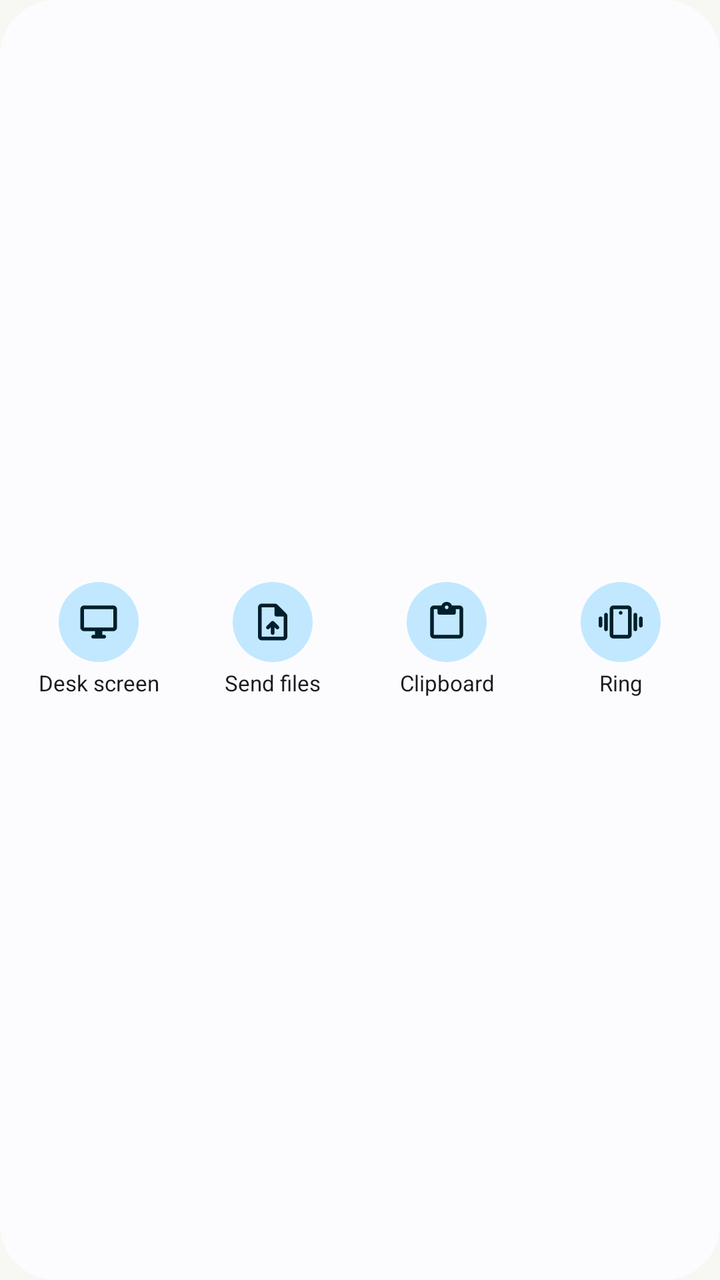
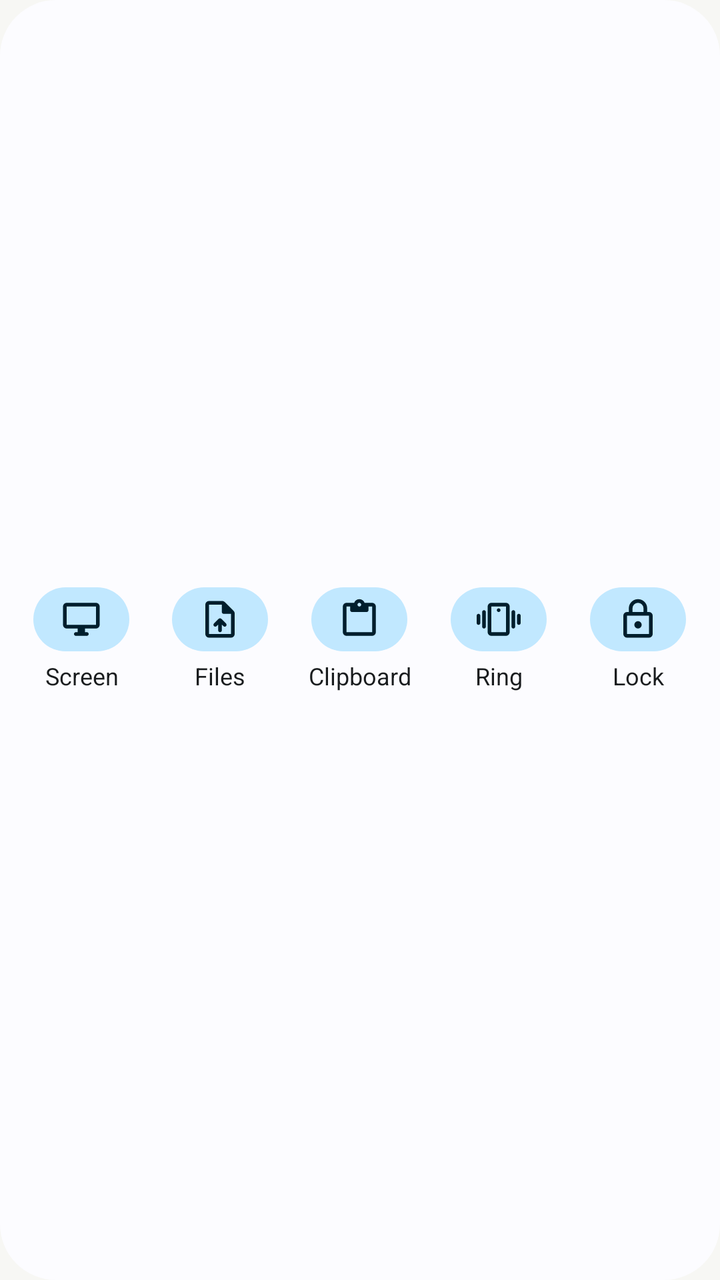

Screens rendered from an Android XML layout before and after an edit, with the pre-edit source and the edit as a unified diff.
<!-- AndroidManifest.xml: application theme DeskLinkTheme.NoActionBar -->
<!-- res/layout/widget_actions_small.xml -->
<?xml version="1.0" encoding="utf-8"?>
<FrameLayout xmlns:android="http://schemas.android.com/apk/res/android"
    xmlns:tools="http://schemas.android.com/tools"
    android:id="@android:id/background"
    android:layout_width="match_parent"
    android:layout_height="match_parent"
    android:background="@drawable/widget_desk_background"
    android:padding="6dp">

    <include
        layout="@layout/widget_actions_row"
        android:layout_width="match_parent"
        android:layout_height="match_parent"
        android:layout_gravity="center" />
</FrameLayout>
<!-- res/layout/widget_actions_row.xml (included above) -->
<?xml version="1.0" encoding="utf-8"?>
<LinearLayout xmlns:android="http://schemas.android.com/apk/res/android"
    xmlns:tools="http://schemas.android.com/tools"
    tools:ignore="UseAppTint"
    android:layout_width="match_parent"
    android:layout_height="wrap_content"
    android:baselineAligned="false"
    android:orientation="horizontal">

    <LinearLayout
        android:id="@+id/act_screen"
        android:layout_width="0dp"
        android:layout_height="match_parent"
        android:layout_weight="1"
        android:gravity="center"
        android:minHeight="48dp"
        android:orientation="vertical">

        <ImageView
            android:id="@+id/act_screen_icon"
            android:layout_width="40dp"
            android:layout_height="40dp"
            android:background="@drawable/widget_tonal_circle"
            android:importantForAccessibility="no"
            android:padding="9dp"
            android:src="@drawable/sym_desktop_windows"
            android:tint="@color/widget_on_tonal" />

        <TextView
            android:id="@+id/act_screen_label"
            android:layout_width="match_parent"
            android:layout_height="wrap_content"
            android:layout_marginTop="3dp"
            android:ellipsize="end"
            android:gravity="center"
            android:importantForAccessibility="no"
            android:maxLines="1"
            android:text="@string/home_desk_screen"
            android:textColor="@color/widget_text"
            android:textSize="11sp" />
    </LinearLayout>
    <LinearLayout
        android:id="@+id/act_files"
        android:layout_width="0dp"
        android:layout_height="match_parent"
        android:layout_weight="1"
        android:gravity="center"
        android:minHeight="48dp"
        android:orientation="vertical">

        <ImageView
            android:id="@+id/act_files_icon"
            android:layout_width="40dp"
            android:layout_height="40dp"
            android:background="@drawable/widget_tonal_circle"
            android:importantForAccessibility="no"
            android:padding="9dp"
            android:src="@drawable/sym_upload_file"
            android:tint="@color/widget_on_tonal" />

        <TextView
            android:id="@+id/act_files_label"
            android:layout_width="match_parent"
            android:layout_height="wrap_content"
            android:layout_marginTop="3dp"
            android:ellipsize="end"
            android:gravity="center"
            android:importantForAccessibility="no"
            android:maxLines="1"
            android:text="@string/home_send_files"
            android:textColor="@color/widget_text"
            android:textSize="11sp" />
    </LinearLayout>
    <LinearLayout
        android:id="@+id/act_clipboard"
        android:layout_width="0dp"
        android:layout_height="match_parent"
        android:layout_weight="1"
        android:gravity="center"
        android:minHeight="48dp"
        android:orientation="vertical">

        <ImageView
            android:id="@+id/act_clipboard_icon"
            android:layout_width="40dp"
            android:layout_height="40dp"
            android:background="@drawable/widget_tonal_circle"
            android:importantForAccessibility="no"
            android:padding="9dp"
            android:src="@drawable/sym_content_paste"
            android:tint="@color/widget_on_tonal" />

        <TextView
            android:id="@+id/act_clipboard_label"
            android:layout_width="match_parent"
            android:layout_height="wrap_content"
            android:layout_marginTop="3dp"
            android:ellipsize="end"
            android:gravity="center"
            android:importantForAccessibility="no"
            android:maxLines="1"
            android:text="@string/widget_clipboard"
            android:textColor="@color/widget_text"
            android:textSize="11sp" />
    </LinearLayout>
    <LinearLayout
        android:id="@+id/act_ring"
        android:layout_width="0dp"
        android:layout_height="match_parent"
        android:layout_weight="1"
        android:gravity="center"
        android:minHeight="48dp"
        android:orientation="vertical">

        <ImageView
            android:id="@+id/act_ring_icon"
            android:layout_width="40dp"
            android:layout_height="40dp"
            android:background="@drawable/widget_tonal_circle"
            android:importantForAccessibility="no"
            android:padding="9dp"
            android:src="@drawable/sym_vibration"
            android:tint="@color/widget_on_tonal" />

        <TextView
            android:id="@+id/act_ring_label"
            android:layout_width="match_parent"
            android:layout_height="wrap_content"
            android:layout_marginTop="3dp"
            android:ellipsize="end"
            android:gravity="center"
            android:importantForAccessibility="no"
            android:maxLines="1"
            android:text="@string/widget_ring"
            android:textColor="@color/widget_text"
            android:textSize="11sp" />
    </LinearLayout>
    <LinearLayout
        android:id="@+id/act_lock"
        android:layout_width="0dp"
        android:layout_height="match_parent"
        android:layout_weight="1"
        android:gravity="center"
        android:minHeight="48dp"
        android:orientation="vertical"
        android:visibility="gone">

        <ImageView
            android:id="@+id/act_lock_icon"
            android:layout_width="40dp"
            android:layout_height="40dp"
            android:background="@drawable/widget_tonal_circle"
            android:importantForAccessibility="no"
            android:padding="9dp"
            android:src="@drawable/sym_lock"
            android:tint="@color/widget_on_tonal" />

        <TextView
            android:id="@+id/act_lock_label"
            android:layout_width="match_parent"
            android:layout_height="wrap_content"
            android:layout_marginTop="3dp"
            android:ellipsize="end"
            android:gravity="center"
            android:importantForAccessibility="no"
            android:maxLines="1"
            android:text="@string/widget_lock"
            android:textColor="@color/widget_text"
            android:textSize="11sp" />
    </LinearLayout>
</LinearLayout>
<!-- resources referenced by this layout -->
<resources>
  <color name="widget_on_tonal">#FF1B2F7A</color>
  <color name="widget_text">#FF18181B</color>
  <!-- drawable widget_desk_background (drawable) -->
  <?xml version="1.0" encoding="utf-8"?>
  <shape xmlns:android="http://schemas.android.com/apk/res/android" android:shape="rectangle">
      <solid android:color="@color/widget_bg" />
      <corners android:radius="@dimen/widget_radius" />
  </shape>
  <!-- drawable widget_tonal_circle (drawable) -->
  <?xml version="1.0" encoding="utf-8"?>
  <ripple xmlns:android="http://schemas.android.com/apk/res/android" android:color="@color/widget_button_bg">
      <item>
          <shape android:shape="oval">
              <solid android:color="@color/widget_tonal" />
          </shape>
      </item>
  </ripple>
  <string name="home_desk_screen">Desk screen</string>
  <string name="home_send_files">Send files</string>
  <string name="widget_clipboard">Clipboard</string>
  <string name="widget_lock">Lock</string>
  <string name="widget_ring">Ring</string>
  <style name="DeskLinkTheme.NoActionBar" parent="DeskLinkThemeBase.NoActionBar" />
  <color name="widget_bg">#FFFFFFFF</color>
  <dimen name="widget_radius">24dp</dimen>
  <color name="widget_button_bg">#0D000000</color>
  <color name="widget_tonal">#FFE2E8FB</color>
  <style name="DeskLinkThemeBase.NoActionBar" parent="DeskLinkTheme">
          <item name="windowActionBar">false</item>
          <item name="windowNoTitle">true</item>
      </style>
  <style name="DeskLinkTheme" parent="DeskLinkThemeBase" />
  <color name="brand_primary">#3256D6</color>
  <color name="brand_on_primary">#FFFFFF</color>
  <color name="brand_primary_container">#E2E8FB</color>
  <color name="brand_on_primary_container">#1B2F7A</color>
  <color name="brand_secondary">#5F5F67</color>
  <color name="brand_on_secondary">#FFFFFF</color>
  <color name="brand_secondary_container">#E2E8FB</color>
  <color name="brand_on_secondary_container">#1B2F7A</color>
  <color name="brand_tertiary">#0F9B72</color>
  <color name="brand_on_tertiary">#FFFFFF</color>
  <color name="brand_tertiary_container">#D7F0E7</color>
  <color name="brand_on_tertiary_container">#0B7A59</color>
  <color name="brand_background">#F7F7F4</color>
  <color name="brand_on_background">#18181B</color>
  <color name="brand_surface_variant">#ECECE8</color>
  <color name="brand_on_surface_variant">#5F5F67</color>
  <color name="brand_outline">#D4D4CF</color>
  <color name="brand_outline_variant">#E6E6E3</color>
  <color name="brand_surface_container_lowest">#FFFFFF</color>
  <color name="brand_surface_container_low">#FFFFFF</color>
  <color name="brand_surface_container">#FFFFFF</color>
  <color name="brand_surface_container_high">#ECECE8</color>
  <color name="brand_surface_container_highest">#ECECE8</color>
  <style name="DeskLinkToolbar" parent="Widget.Material3.Toolbar" />
  <style name="DeskLinkCardStyle" parent="@style/Widget.Material3.CardView.Elevated" />
  <dimen name="desk_dialog_radius">24dp</dimen>
  <style name="DeskLinkDialogButton" parent="Widget.Material3.Button.TextButton.Dialog">
          <item name="shapeAppearance">@style/DeskLinkDialogShape</item>
          <item name="android:minHeight">48dp</item>
          <item name="android:textColor">?attr/colorPrimary</item>
      </style>
  <style name="DeskLinkDialogShape" parent="ShapeAppearance.Material3.Corner.Full" />
  <!-- unchanged entries left out for length: 8 -->
</resources>

<!-- the commit's change to res/layout/widget_actions_small.xml (unified diff, before → after) -->
@@ -1,10 +1,10 @@
 <?xml version="1.0" encoding="utf-8"?>
 <FrameLayout xmlns:android="http://schemas.android.com/apk/res/android"
-    xmlns:tools="http://schemas.android.com/tools"
     android:id="@android:id/background"
     android:layout_width="match_parent"
     android:layout_height="match_parent"
     android:background="@drawable/widget_desk_background"
+    android:importantForAccessibility="no"
     android:padding="6dp">
 
     <include
@@ -28,17 +28,23 @@
         android:layout_width="0dp"
         android:layout_height="match_parent"
         android:layout_weight="1"
-        android:gravity="center"
-        android:minHeight="48dp"
-        android:orientation="vertical">
+        android:background="@drawable/widget_row_ripple"
+        android:gravity="center"
+        android:minHeight="48dp"
+        android:orientation="vertical"
+        android:paddingTop="2dp"
+        android:paddingBottom="2dp">
 
         <ImageView
             android:id="@+id/act_screen_icon"
-            android:layout_width="40dp"
-            android:layout_height="40dp"
-            android:background="@drawable/widget_tonal_circle"
-            android:importantForAccessibility="no"
-            android:padding="9dp"
+            android:layout_width="48dp"
+            android:layout_height="32dp"
+            android:background="@drawable/widget_chip"
+            android:importantForAccessibility="no"
+            android:paddingStart="13dp"
+            android:paddingTop="5dp"
+            android:paddingEnd="13dp"
+            android:paddingBottom="5dp"
             android:src="@drawable/sym_desktop_windows"
             android:tint="@color/widget_on_tonal" />
 
@@ -46,31 +52,39 @@
             android:id="@+id/act_screen_label"
             android:layout_width="match_parent"
             android:layout_height="wrap_content"
-            android:layout_marginTop="3dp"
-            android:ellipsize="end"
-            android:gravity="center"
-            android:importantForAccessibility="no"
-            android:maxLines="1"
-            android:text="@string/home_desk_screen"
-            android:textColor="@color/widget_text"
-            android:textSize="11sp" />
+            android:layout_marginTop="4dp"
+            android:ellipsize="end"
+            android:gravity="center"
+            android:importantForAccessibility="no"
+            android:maxLines="1"
+            android:paddingStart="2dp"
+            android:paddingEnd="2dp"
+            android:text="@string/widget_screen"
+            android:textColor="@color/widget_text"
+            android:textSize="12sp" />
     </LinearLayout>
     <LinearLayout
         android:id="@+id/act_files"
         android:layout_width="0dp"
         android:layout_height="match_parent"
         android:layout_weight="1"
-        android:gravity="center"
-        android:minHeight="48dp"
-        android:orientation="vertical">
+        android:background="@drawable/widget_row_ripple"
+        android:gravity="center"
+        android:minHeight="48dp"
+        android:orientation="vertical"
+        android:paddingTop="2dp"
+        android:paddingBottom="2dp">
 
         <ImageView
             android:id="@+id/act_files_icon"
-            android:layout_width="40dp"
-            android:layout_height="40dp"
-            android:background="@drawable/widget_tonal_circle"
-            android:importantForAccessibility="no"
-            android:padding="9dp"
+            android:layout_width="48dp"
+            android:layout_height="32dp"
+            android:background="@drawable/widget_chip"
+            android:importantForAccessibility="no"
+            android:paddingStart="13dp"
+            android:paddingTop="5dp"
+            android:paddingEnd="13dp"
+            android:paddingBottom="5dp"
             android:src="@drawable/sym_upload_file"
             android:tint="@color/widget_on_tonal" />
 
@@ -78,31 +92,39 @@
             android:id="@+id/act_files_label"
             android:layout_width="match_parent"
             android:layout_height="wrap_content"
-            android:layout_marginTop="3dp"
-            android:ellipsize="end"
-            android:gravity="center"
-            android:importantForAccessibility="no"
-            android:maxLines="1"
-            android:text="@string/home_send_files"
-            android:textColor="@color/widget_text"
-            android:textSize="11sp" />
+            android:layout_marginTop="4dp"
+            android:ellipsize="end"
+            android:gravity="center"
+            android:importantForAccessibility="no"
+            android:maxLines="1"
+            android:paddingStart="2dp"
+            android:paddingEnd="2dp"
+            android:text="@string/widget_files"
+            android:textColor="@color/widget_text"
+            android:textSize="12sp" />
     </LinearLayout>
     <LinearLayout
         android:id="@+id/act_clipboard"
         android:layout_width="0dp"
         android:layout_height="match_parent"
         android:layout_weight="1"
-        android:gravity="center"
-        android:minHeight="48dp"
-        android:orientation="vertical">
+        android:background="@drawable/widget_row_ripple"
+        android:gravity="center"
+        android:minHeight="48dp"
+        android:orientation="vertical"
+        android:paddingTop="2dp"
+        android:paddingBottom="2dp">
 
         <ImageView
             android:id="@+id/act_clipboard_icon"
-            android:layout_width="40dp"
-            android:layout_height="40dp"
-            android:background="@drawable/widget_tonal_circle"
-            android:importantForAccessibility="no"
-            android:padding="9dp"
+            android:layout_width="48dp"
+            android:layout_height="32dp"
+            android:background="@drawable/widget_chip"
+            android:importantForAccessibility="no"
+            android:paddingStart="13dp"
+            android:paddingTop="5dp"
+            android:paddingEnd="13dp"
+            android:paddingBottom="5dp"
             android:src="@drawable/sym_content_paste"
             android:tint="@color/widget_on_tonal" />
 
@@ -110,31 +132,39 @@
             android:id="@+id/act_clipboard_label"
             android:layout_width="match_parent"
             android:layout_height="wrap_content"
-            android:layout_marginTop="3dp"
-            android:ellipsize="end"
-            android:gravity="center"
-            android:importantForAccessibility="no"
-            android:maxLines="1"
+            android:layout_marginTop="4dp"
+            android:ellipsize="end"
+            android:gravity="center"
+            android:importantForAccessibility="no"
+            android:maxLines="1"
+            android:paddingStart="2dp"
+            android:paddingEnd="2dp"
             android:text="@string/widget_clipboard"
             android:textColor="@color/widget_text"
-            android:textSize="11sp" />
+            android:textSize="12sp" />
     </LinearLayout>
     <LinearLayout
         android:id="@+id/act_ring"
         android:layout_width="0dp"
         android:layout_height="match_parent"
         android:layout_weight="1"
-        android:gravity="center"
-        android:minHeight="48dp"
-        android:orientation="vertical">
+        android:background="@drawable/widget_row_ripple"
+        android:gravity="center"
+        android:minHeight="48dp"
+        android:orientation="vertical"
+        android:paddingTop="2dp"
+        android:paddingBottom="2dp">
 
         <ImageView
             android:id="@+id/act_ring_icon"
-            android:layout_width="40dp"
-            android:layout_height="40dp"
-            android:background="@drawable/widget_tonal_circle"
-            android:importantForAccessibility="no"
-            android:padding="9dp"
+            android:layout_width="48dp"
+            android:layout_height="32dp"
+            android:background="@drawable/widget_chip"
+            android:importantForAccessibility="no"
+            android:paddingStart="13dp"
+            android:paddingTop="5dp"
+            android:paddingEnd="13dp"
+            android:paddingBottom="5dp"
             android:src="@drawable/sym_vibration"
             android:tint="@color/widget_on_tonal" />
 
@@ -142,32 +172,39 @@
             android:id="@+id/act_ring_label"
             android:layout_width="match_parent"
             android:layout_height="wrap_content"
-            android:layout_marginTop="3dp"
-            android:ellipsize="end"
-            android:gravity="center"
-            android:importantForAccessibility="no"
-            android:maxLines="1"
+            android:layout_marginTop="4dp"
+            android:ellipsize="end"
+            android:gravity="center"
+            android:importantForAccessibility="no"
+            android:maxLines="1"
+            android:paddingStart="2dp"
+            android:paddingEnd="2dp"
             android:text="@string/widget_ring"
             android:textColor="@color/widget_text"
-            android:textSize="11sp" />
+            android:textSize="12sp" />
     </LinearLayout>
     <LinearLayout
         android:id="@+id/act_lock"
         android:layout_width="0dp"
         android:layout_height="match_parent"
         android:layout_weight="1"
-        android:gravity="center"
-        android:minHeight="48dp"
-        android:orientation="vertical"
-        android:visibility="gone">
+        android:background="@drawable/widget_row_ripple"
+        android:gravity="center"
+        android:minHeight="48dp"
+        android:orientation="vertical"
+        android:paddingTop="2dp"
+        android:paddingBottom="2dp">
 
         <ImageView
             android:id="@+id/act_lock_icon"
-            android:layout_width="40dp"
-            android:layout_height="40dp"
-            android:background="@drawable/widget_tonal_circle"
-            android:importantForAccessibility="no"
-            android:padding="9dp"
+            android:layout_width="48dp"
+            android:layout_height="32dp"
+            android:background="@drawable/widget_chip"
+            android:importantForAccessibility="no"
+            android:paddingStart="13dp"
+            android:paddingTop="5dp"
+            android:paddingEnd="13dp"
+            android:paddingBottom="5dp"
             android:src="@drawable/sym_lock"
             android:tint="@color/widget_on_tonal" />
 
@@ -175,13 +212,15 @@
             android:id="@+id/act_lock_label"
             android:layout_width="match_parent"
             android:layout_height="wrap_content"
-            android:layout_marginTop="3dp"
-            android:ellipsize="end"
-            android:gravity="center"
-            android:importantForAccessibility="no"
-            android:maxLines="1"
+            android:layout_marginTop="4dp"
+            android:ellipsize="end"
+            android:gravity="center"
+            android:importantForAccessibility="no"
+            android:maxLines="1"
+            android:paddingStart="2dp"
+            android:paddingEnd="2dp"
             android:text="@string/widget_lock"
             android:textColor="@color/widget_text"
-            android:textSize="11sp" />
+            android:textSize="12sp" />
     </LinearLayout>
 </LinearLayout>
<!-- resource entries referenced after the edit -->
@@ -2,30 +2,38 @@
 <resources>
   <color name="widget_on_tonal">#FF1B2F7A</color>
   <color name="widget_text">#FF18181B</color>
+  <!-- drawable widget_chip (drawable) -->
+  <?xml version="1.0" encoding="utf-8"?>
+  <shape xmlns:android="http://schemas.android.com/apk/res/android" android:shape="rectangle">
+      <solid android:color="@color/widget_tonal" />
+      <corners android:radius="16dp" />
+  </shape>
   <!-- drawable widget_desk_background (drawable) -->
   <?xml version="1.0" encoding="utf-8"?>
   <shape xmlns:android="http://schemas.android.com/apk/res/android" android:shape="rectangle">
       <solid android:color="@color/widget_bg" />
       <corners android:radius="@dimen/widget_radius" />
   </shape>
-  <!-- drawable widget_tonal_circle (drawable) -->
+  <!-- drawable widget_row_ripple (drawable) -->
   <?xml version="1.0" encoding="utf-8"?>
-  <ripple xmlns:android="http://schemas.android.com/apk/res/android" android:color="@color/widget_button_bg">
-      <item>
-          <shape android:shape="oval">
-              <solid android:color="@color/widget_tonal" />
+  <ripple xmlns:android="http://schemas.android.com/apk/res/android" android:color="@color/widget_ripple">
+      <item android:id="@android:id/mask">
+          <shape android:shape="rectangle">
+              <solid android:color="#FF000000" />
+              <corners android:radius="@dimen/widget_inner_radius" />
           </shape>
       </item>
   </ripple>
-  <string name="home_desk_screen">Desk screen</string>
-  <string name="home_send_files">Send files</string>
   <string name="widget_clipboard">Clipboard</string>
+  <string name="widget_files">Files</string>
   <string name="widget_lock">Lock</string>
   <string name="widget_ring">Ring</string>
+  <string name="widget_screen">Screen</string>
   <style name="DeskLinkTheme.NoActionBar" parent="DeskLinkThemeBase.NoActionBar" />
   <color name="widget_bg">#FFFFFFFF</color>
   <dimen name="widget_radius">24dp</dimen>
-  <color name="widget_button_bg">#0D000000</color>
+  <color name="widget_ripple">#1F000000</color>
+  <dimen name="widget_inner_radius">16dp</dimen>
   <color name="widget_tonal">#FFE2E8FB</color>
   <style name="DeskLinkThemeBase.NoActionBar" parent="DeskLinkTheme">
           <item name="windowActionBar">false</item>
